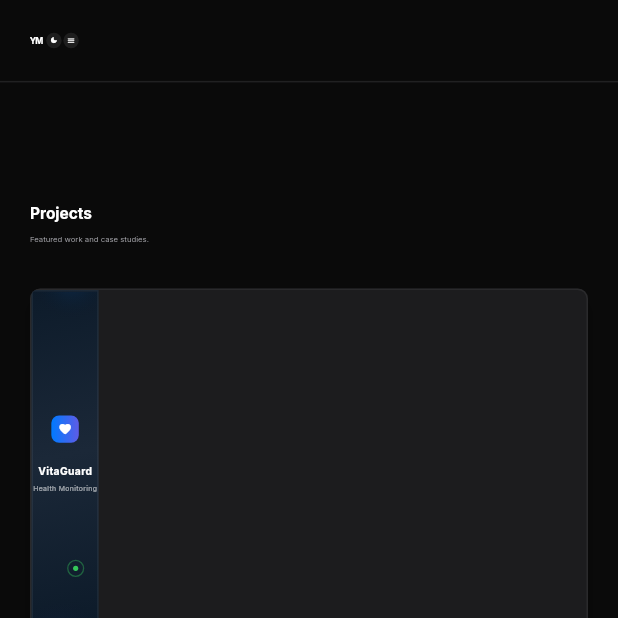
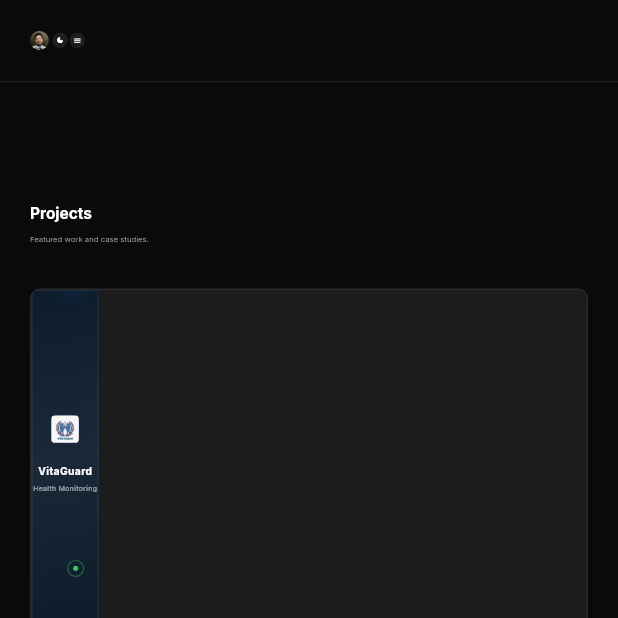
Before and after one commit to youssifmostafa798-art/portfolio, a Flutter app: the screen it shows after launch, scrolled down 2880 dp, on a phone screen of 412 x 824 dp, the top half of it. Run offline on Flutter 3.47's test engine with Material 3 defaults, Android fonts, the phone set to English and light mode, and no system bars; drawn by our look-alikes of flutter_animate; our stand-ins replace flutter_riverpod, flutter_screenutil, go_router, google_fonts, responsive_framework, visibility_detector.

Commit message:
Refactor code structure for improved readability and maintainability

```diff
--- a/lib/core/widgets/app_nav_bar.dart
+++ b/lib/core/widgets/app_nav_bar.dart
@@ -107,19 +107,14 @@ class _BrandName extends StatelessWidget {
 
   @override
   Widget build(BuildContext context) {
-    final isDark = context.isDark;
-    final color = isScrolled
-        ? (isDark ? AppColors.textPrimaryDark : AppColors.textPrimaryLight)
-        : AppColors.textPrimaryDark;
-
     return GestureDetector(
       onTap: onTap,
-      child: Text(
-        'YM',
-        style: AppTypography.textTheme.titleLarge?.copyWith(
-          color: color,
-          fontWeight: FontWeight.w700,
-          letterSpacing: -0.5,
+      child: ClipOval(
+        child: Image.asset(
+          'assets/images/5.jpeg',
+          width: 44.r,
+          height: 44.r,
+          fit: BoxFit.cover,
         ),
       ),
     );
--- a/lib/core/widgets/project_image.dart
+++ b/lib/core/widgets/project_image.dart
@@ -84,11 +84,7 @@ class _AppPlaceholder extends StatelessWidget {
         gradient: const LinearGradient(
           begin: Alignment.topLeft,
           end: Alignment.bottomRight,
-          colors: [
-            Color(0xFF0D1B2A),
-            Color(0xFF1B2838),
-            Color(0xFF0D1B2A),
-          ],
+          colors: [Color(0xFF0D1B2A), Color(0xFF1B2838), Color(0xFF0D1B2A)],
         ),
         border: Border.all(
           color: isDark
@@ -145,10 +141,14 @@ class _AppPlaceholder extends StatelessWidget {
                     colors: [AppColors.primary, AppColors.secondary],
                   ),
                 ),
-                child: Icon(
-                  Icons.favorite_rounded,
-                  color: Colors.white,
-                  size: 32.r,
+                child: ClipRRect(
+                  borderRadius: BorderRadius.circular(8.r),
+                  child: Image.asset(
+                    'assets/images/logo.jpeg',
+                    width: 64.r,
+                    height: 64.r,
+                    fit: BoxFit.cover,
+                  ),
                 ),
               ),
               SizedBox(height: 16.h),
```
Also changed, not shown: assets/images/logo.jpeg (added).
